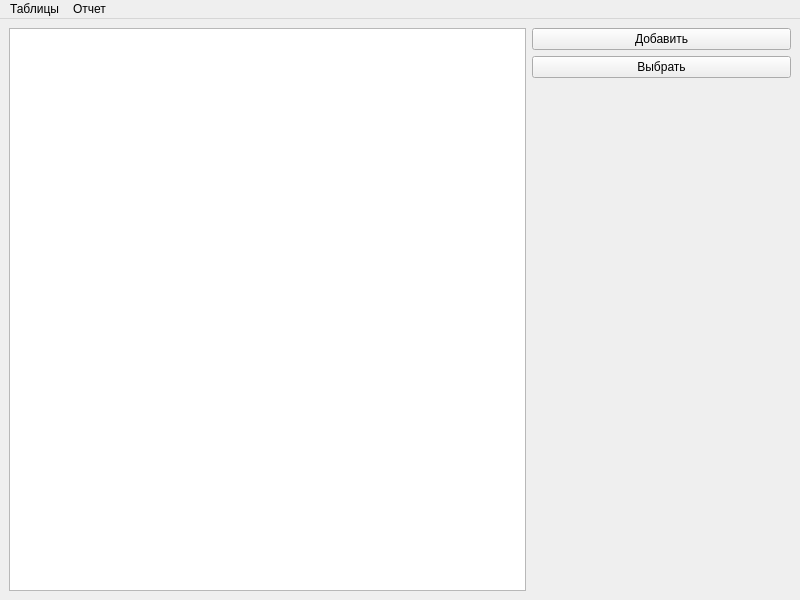
Before: the Qt Designer form mainwindow.ui in NickSpv/TestSystem, drawn with Qt 5.
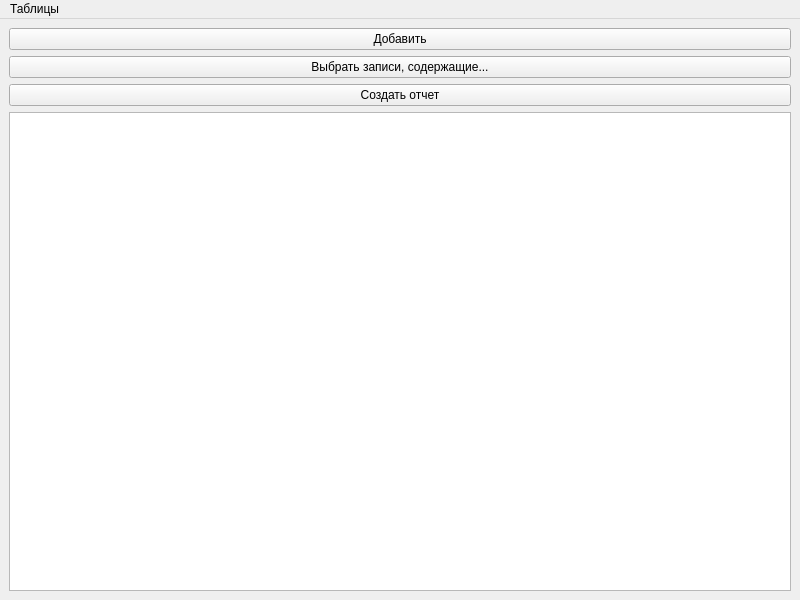
After: the same form once the commit is applied.

```diff
--- a/mainwindow.ui
+++ b/mainwindow.ui
@@ -14,30 +14,27 @@
    <string>MainWindow</string>
   </property>
   <widget class="QWidget" name="centralwidget">
-   <layout class="QHBoxLayout" name="horizontalLayout" stretch="2,1">
-    <item>
-     <widget class="QTableWidget" name="tableWidget">
-      <property name="focusPolicy">
-       <enum>Qt::NoFocus</enum>
-      </property>
-      <property name="contextMenuPolicy">
-       <enum>Qt::DefaultContextMenu</enum>
-      </property>
-     </widget>
-    </item>
+   <layout class="QVBoxLayout" name="verticalLayout" stretch="2,1">
     <item>
      <layout class="QGridLayout" name="gridLayout">
-      <item row="1" column="0">
+      <item row="2" column="0">
        <widget class="QPushButton" name="pushButton_select">
         <property name="focusPolicy">
          <enum>Qt::NoFocus</enum>
         </property>
         <property name="text">
-         <string>Выбрать</string>
+         <string>Выбрать записи, содержащие...</string>
         </property>
        </widget>
       </item>
-      <item row="0" column="0">
+      <item row="3" column="0">
+       <widget class="QPushButton" name="pushButton">
+        <property name="text">
+         <string>Создать отчет</string>
+        </property>
+       </widget>
+      </item>
+      <item row="1" column="0">
        <widget class="QPushButton" name="pushButton_add">
         <property name="focusPolicy">
          <enum>Qt::NoFocus</enum>
@@ -47,21 +44,42 @@
         </property>
        </widget>
       </item>
-      <item row="2" column="0">
-       <spacer name="verticalSpacer">
-        <property name="orientation">
-         <enum>Qt::Vertical</enum>
-        </property>
-        <property name="sizeHint" stdset="0">
-         <size>
-          <width>20</width>
-          <height>40</height>
-         </size>
-        </property>
-       </spacer>
+      <item row="0" column="0">
+       <layout class="QVBoxLayout" name="verticalLayout_insert"/>
       </item>
      </layout>
     </item>
+    <item>
+     <widget class="QTableView" name="tableView">
+      <property name="sizePolicy">
+       <sizepolicy hsizetype="Expanding" vsizetype="Preferred">
+        <horstretch>0</horstretch>
+        <verstretch>0</verstretch>
+       </sizepolicy>
+      </property>
+      <property name="focusPolicy">
+       <enum>Qt::StrongFocus</enum>
+      </property>
+      <property name="contextMenuPolicy">
+       <enum>Qt::CustomContextMenu</enum>
+      </property>
+      <property name="horizontalScrollBarPolicy">
+       <enum>Qt::ScrollBarAsNeeded</enum>
+      </property>
+      <property name="sizeAdjustPolicy">
+       <enum>QAbstractScrollArea::AdjustToContents</enum>
+      </property>
+      <property name="editTriggers">
+       <set>QAbstractItemView::NoEditTriggers</set>
+      </property>
+      <property name="gridStyle">
+       <enum>Qt::SolidLine</enum>
+      </property>
+      <attribute name="horizontalHeaderStretchLastSection">
+       <bool>false</bool>
+      </attribute>
+     </widget>
+    </item>
    </layout>
   </widget>
   <widget class="QMenuBar" name="menubar">
@@ -88,14 +106,7 @@
     <addaction name="actiontests_users"/>
     <addaction name="actionusers_solves"/>
    </widget>
-   <widget class="QMenu" name="menu">
-    <property name="title">
-     <string>Отчет</string>
-    </property>
-    <addaction name="action"/>
-   </widget>
    <addaction name="menuusers"/>
-   <addaction name="menu"/>
   </widget>
   <action name="actionusers">
    <property name="text">
```
